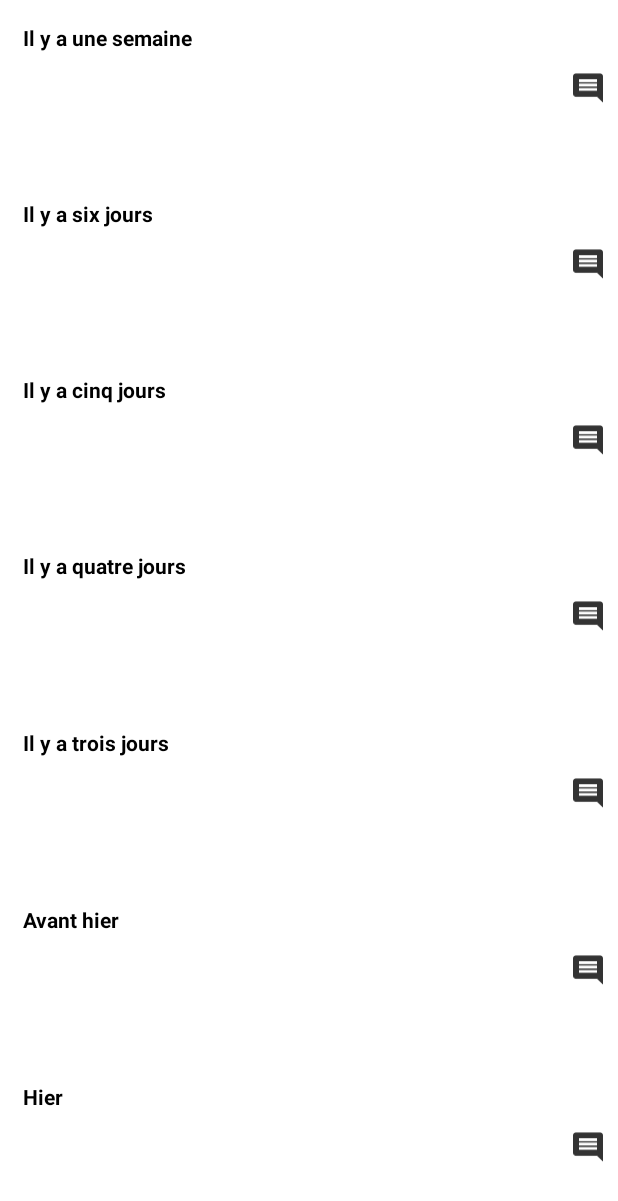
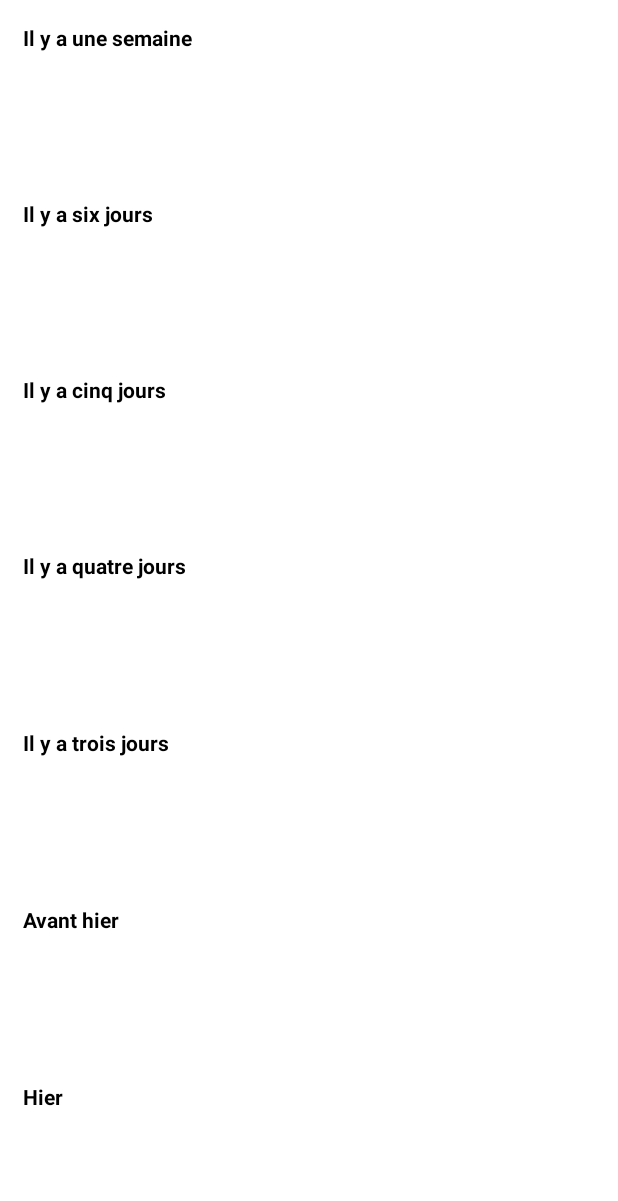
Before and after one commit to Alexsimendes/MoodTrackerFinalVersion, an Android app: the layout activity_history.xml on its own in the app's theme, with its tools: preview values and no code run, on a phone screen of 412 x 824 dp. Shown: the top 1201 px of the screen. Run offline under Robolectric (Android 15) with nearby library versions, the phone set to English and light mode, and no system bars.

Commit message:
Lastest correction (Comment visibility bug)

```diff
--- a/app/src/main/java/com/example/meleagant/moodtrackerfinalversion/Controller/HistoryActivity.java
+++ b/app/src/main/java/com/example/meleagant/moodtrackerfinalversion/Controller/HistoryActivity.java
@@ -61,11 +61,10 @@ public class HistoryActivity extends AppCompatActivity {
             try {
                 MoodList mMood = MoodData.getInstance().getMoodByIndex(7-i);
                 layoutDisplay(mRelativeLayoutDaysAgo[i], mMood.getMood());
-
                 //Config imageview visibility
                 String mComment = mMood.getComment();
-                if (mComment.equals("")){
-                    mImageViewDaysAgo[i].setVisibility(View.GONE); }
+                if (!mComment.equals("")){
+                    mImageViewDaysAgo[i].setVisibility(View.VISIBLE); }
             } catch (Exception e) {
                 e.printStackTrace();
             }
--- a/app/src/main/res/layout/activity_history.xml
+++ b/app/src/main/res/layout/activity_history.xml
@@ -26,6 +26,7 @@
 
         <ImageView
             android:id="@+id/activity_history_img_seven_days_ago"
+            android:visibility="gone"
             android:layout_width="20dp"
             android:layout_height="20dp"
             android:layout_alignParentEnd="true"
@@ -55,6 +56,7 @@
 
         <ImageView
             android:id="@+id/activity_history_img_six_days_ago"
+            android:visibility="gone"
             android:layout_width="20dp"
             android:layout_height="20dp"
             android:layout_alignParentEnd="true"
@@ -84,6 +86,7 @@
 
         <ImageView
             android:id="@+id/activity_history_img_five_days_ago"
+            android:visibility="gone"
             android:layout_width="20dp"
             android:layout_height="20dp"
             android:layout_alignParentRight="true"
@@ -113,6 +116,7 @@
 
         <ImageView
             android:id="@+id/activity_history_img_four_days_ago"
+            android:visibility="gone"
             android:layout_width="20dp"
             android:layout_height="20dp"
             android:layout_alignParentRight="true"
@@ -142,6 +146,7 @@
 
         <ImageView
             android:id="@+id/activity_history_img_three_days_ago"
+            android:visibility="gone"
             android:layout_width="20dp"
             android:layout_height="20dp"
             android:layout_alignParentRight="true"
@@ -171,6 +176,7 @@
 
         <ImageView
             android:id="@+id/activity_history_img_two_days_ago"
+            android:visibility="gone"
             android:layout_width="20dp"
             android:layout_height="20dp"
             android:layout_alignParentRight="true"
@@ -200,6 +206,7 @@
 
         <ImageView
             android:id="@+id/activity_history_img_Yesterday"
+            android:visibility="gone"
             android:layout_width="20dp"
             android:layout_height="20dp"
             android:layout_alignParentRight="true"
```
